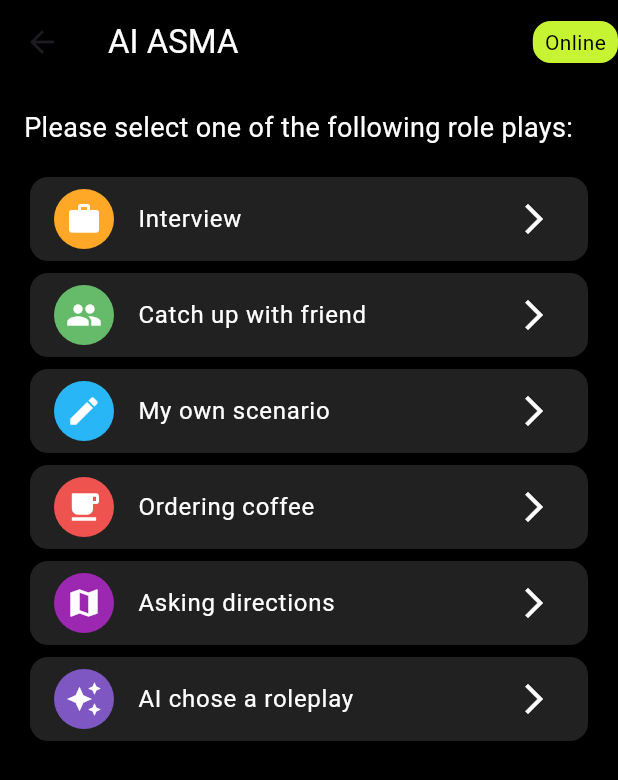
After one commit to faridrazza/frontapp, a Flutter app: the HomeScreen screen opened directly, after a tap on "Speak with AI", on a phone screen of 412 x 824 dp. The commit adds this screen. Shown: the top 780 px of the screen. Run offline on Flutter 3.47's test engine with Material 3 defaults, Android fonts, the phone set to English and light mode, and no system bars; our stand-ins replace dio, equatable, flutter_bloc, flutter_secure_storage, google_fonts, intl_phone_number_input and 2 more; missing offline and left inert: flutter_sound; accounts and stored records are empty.

Commit message:
speak with ai home screen

```diff
--- a/lib/core/services/api_service.dart
+++ b/lib/core/services/api_service.dart
@@ -109,4 +109,30 @@ class ApiService {
       throw Exception('Error fetching profile: $e');
     }
   }
+
+
+
+  Future<Map<String, dynamic>> startRoleplay(String scenario) async {
+    try {
+      final token = await _storage.read(key: 'auth_token');
+      final response = await _dio.post(
+        '$_baseUrl/api/ai-speak/start-roleplay',
+        data: {'scenario': scenario},
+        options: Options(headers: {'Authorization': 'Bearer $token'}),
+      );
+
+      if (response.statusCode == 200) {
+        return {
+          'conversationId': response.data['conversationId'],
+          'initialPrompt': response.data['initialPrompt'],
+          'audioBuffer': response.data['audioBuffer'],
+          'wsUrl': response.data['wsUrl'],
+        };
+      } else {
+        throw Exception('Failed to start roleplay');
+      }
+    } catch (e) {
+      throw Exception('Error starting roleplay: $e');
+    }
+  }
 }
--- a/lib/features/auth/presentation/screens/home_screen.dart
+++ b/lib/features/auth/presentation/screens/home_screen.dart
@@ -1,6 +1,11 @@
 import 'package:flutter/material.dart';
 import 'package:flutter/services.dart';
 import 'package:frontapp/core/services/api_service.dart';
+import 'package:frontapp/features/speak_with_ai/presentation/screens/speak_with_ai_screen.dart';
+import 'package:flutter_bloc/flutter_bloc.dart';
+import 'package:frontapp/features/speak_with_ai/presentation/bloc/speak_with_ai_bloc.dart';
+import 'package:frontapp/features/speak_with_ai/domain/repositories/speak_with_ai_repository.dart';
+import 'package:frontapp/core/services/websocket_service.dart';
 import 'package:google_fonts/google_fonts.dart';
 
 class HomeScreen extends StatefulWidget {
@@ -152,7 +157,27 @@ class _HomeScreenState extends State<HomeScreen> {
   }
 
   Widget _buildFeatureButton(String label, Color color, IconData icon) {
-    return Container(
+    return GestureDetector(
+      onTap: () {
+        if (label == 'Speak with AI') {
+          Navigator.push(
+            context,
+            MaterialPageRoute(
+              builder: (context) => BlocProvider(
+                create: (context) => SpeakWithAIBloc(
+                  SpeakWithAIRepository(
+                    ApiService(),
+                    WebSocketService(),
+                  ),
+                ),
+                child: SpeakWithAIScreen(),
+              ),
+            ),
+          );
+        }
+        // Add other feature navigations here when implemented
+      },
+      child: Container(
         decoration: BoxDecoration(
           color: color,
           borderRadius: BorderRadius.circular(24),
@@ -188,6 +213,7 @@ class _HomeScreenState extends State<HomeScreen> {
               child: Icon(Icons.arrow_forward, size: 20, color: Colors.black),
             ),
           ],
+        ),
       ),
     );
   }
--- /dev/null
+++ b/lib/features/speak_with_ai/domain/models/message.dart
@@ -0,0 +1,9 @@
+enum MessageType { user, ai }
+
+class Message {
+  final String content;
+  final MessageType type;
+  final String? audioBuffer;
+
+  Message({required this.content, required this.type, this.audioBuffer});
+}
--- /dev/null
+++ b/lib/features/speak_with_ai/domain/repositories/speak_with_ai_repository.dart
@@ -0,0 +1,32 @@
+import 'package:frontapp/core/services/api_service.dart';
+import 'package:frontapp/core/services/websocket_service.dart';
+import '../models/conversation.dart';
+import 'dart:convert';
+
+class SpeakWithAIRepository {
+  final ApiService _apiService;
+  final WebSocketService _webSocketService;
+
+  SpeakWithAIRepository(this._apiService, this._webSocketService);
+
+  Future<Map<String, dynamic>> startRoleplay(String scenario) async {
+    return await _apiService.startRoleplay(scenario);
+  }
+
+  Future<void> connectWebSocket(String url) async {
+    await _webSocketService.connect(url);
+  }
+
+  void sendMessage(String conversationId, String message) {
+    _webSocketService.send(jsonEncode({
+      'conversationId': conversationId,
+      'userMessage': message,
+    }));
+  }
+
+  Stream<dynamic> get aiResponses => _webSocketService.stream;
+
+  void closeWebSocket() {
+    _webSocketService.close();
+  }
+}
--- /dev/null
+++ b/lib/features/speak_with_ai/presentation/bloc/speak_with_ai_bloc.dart
@@ -0,0 +1,54 @@
+import 'package:flutter_bloc/flutter_bloc.dart';
+import '../../domain/repositories/speak_with_ai_repository.dart';
+import 'speak_with_ai_event.dart';
+import 'speak_with_ai_state.dart';
+import '../../domain/models/message.dart';
+
+class SpeakWithAIBloc extends Bloc<SpeakWithAIEvent, SpeakWithAIState> {
+  final SpeakWithAIRepository _repository;
+
+  SpeakWithAIBloc(this._repository) : super(SpeakWithAIInitial()) {
+    on<StartRoleplay>(_onStartRoleplay);
+    on<SendMessage>(_onSendMessage);
+    on<ReceiveMessage>(_onReceiveMessage);
+    on<EndRoleplay>(_onEndRoleplay);
+  }
+
+  void _onStartRoleplay(StartRoleplay event, Emitter<SpeakWithAIState> emit) async {
+    emit(SpeakWithAILoading());
+    try {
+      final response = await _repository.startRoleplay(event.scenario);
+      await _repository.connectWebSocket(response['wsUrl']);
+      emit(SpeakWithAIConversation(
+        conversationId: response['conversationId'],
+        messages: [Message(content: response['initialPrompt'], type: MessageType.ai, audioBuffer: response['audioBuffer'])],
+      ));
+    } catch (e) {
+      emit(SpeakWithAIError(e.toString()));
+    }
+  }
+
+  void _onSendMessage(SendMessage event, Emitter<SpeakWithAIState> emit) {
+    if (state is SpeakWithAIConversation) {
+      final currentState = state as SpeakWithAIConversation;
+      _repository.sendMessage(currentState.conversationId, event.message);
+      emit(currentState.copyWith(
+        messages: [...currentState.messages, Message(content: event.message, type: MessageType.user)],
+      ));
+    }
+  }
+
+  void _onReceiveMessage(ReceiveMessage event, Emitter<SpeakWithAIState> emit) {
+    if (state is SpeakWithAIConversation) {
+      final currentState = state as SpeakWithAIConversation;
+      emit(currentState.copyWith(
+        messages: [...currentState.messages, Message(content: event.message, type: MessageType.ai, audioBuffer: event.audioBuffer)],
+      ));
+    }
+  }
+
+  void _onEndRoleplay(EndRoleplay event, Emitter<SpeakWithAIState> emit) {
+    _repository.closeWebSocket();
+    emit(SpeakWithAIEnded(feedback: event.feedback));
+  }
+}
--- /dev/null
+++ b/lib/features/speak_with_ai/presentation/bloc/speak_with_ai_event.dart
@@ -0,0 +1,45 @@
+import 'package:equatable/equatable.dart';
+
+abstract class SpeakWithAIEvent extends Equatable {
+  const SpeakWithAIEvent();
+
+  @override
+  List<Object> get props => [];
+}
+
+class StartRoleplay extends SpeakWithAIEvent {
+  final String scenario;
+
+  const StartRoleplay(this.scenario);
+
+  @override
+  List<Object> get props => [scenario];
+}
+
+class SendMessage extends SpeakWithAIEvent {
+  final String message;
+
+  const SendMessage(this.message);
+
+  @override
+  List<Object> get props => [message];
+}
+
+class ReceiveMessage extends SpeakWithAIEvent {
+  final String message;
+  final String? audioBuffer;
+
+  const ReceiveMessage(this.message, this.audioBuffer);
+
+  @override
+  List<Object> get props => [message, if (audioBuffer != null) audioBuffer!];
+}
+
+class EndRoleplay extends SpeakWithAIEvent {
+  final Map<String, dynamic> feedback;
+
+  const EndRoleplay(this.feedback);
+
+  @override
+  List<Object> get props => [feedback];
+}
--- /dev/null
+++ b/lib/features/speak_with_ai/presentation/bloc/speak_with_ai_state.dart
@@ -0,0 +1,54 @@
+import 'package:equatable/equatable.dart';
+import '../../domain/models/message.dart';
+
+abstract class SpeakWithAIState extends Equatable {
+  const SpeakWithAIState();
+
+  @override
+  List<Object> get props => [];
+}
+
+class SpeakWithAIInitial extends SpeakWithAIState {}
+
+class SpeakWithAILoading extends SpeakWithAIState {}
+
+class SpeakWithAIConversation extends SpeakWithAIState {
+  final String conversationId;
+  final List<Message> messages;
+
+  const SpeakWithAIConversation({
+    required this.conversationId,
+    required this.messages,
+  });
+
+  SpeakWithAIConversation copyWith({
+    String? conversationId,
+    List<Message>? messages,
+  }) {
+    return SpeakWithAIConversation(
+      conversationId: conversationId ?? this.conversationId,
+      messages: messages ?? this.messages,
+    );
+  }
+
+  @override
+  List<Object> get props => [conversationId, messages];
+}
+
+class SpeakWithAIEnded extends SpeakWithAIState {
+  final Map<String, dynamic> feedback;
+
+  const SpeakWithAIEnded({required this.feedback});
+
+  @override
+  List<Object> get props => [feedback];
+}
+
+class SpeakWithAIError extends SpeakWithAIState {
+  final String message;
+
+  const SpeakWithAIError(this.message);
+
+  @override
+  List<Object> get props => [message];
+}
--- /dev/null
+++ b/lib/features/speak_with_ai/presentation/screens/speak_with_ai_screen.dart
@@ -0,0 +1,72 @@
+import 'package:flutter/material.dart';
+import 'package:flutter_bloc/flutter_bloc.dart';
+import '../bloc/speak_with_ai_bloc.dart';
+import '../bloc/speak_with_ai_state.dart';
+import '../bloc/speak_with_ai_event.dart';
+import '../widgets/ai_message_bubble.dart';
+import '../widgets/user_message_bubble.dart';
+import '../widgets/role_play_options.dart';
+import '../widgets/voice_input_button.dart';
+import '../../domain/models/message.dart';
+
+class SpeakWithAIScreen extends StatelessWidget {
+  @override
+  Widget build(BuildContext context) {
+    return Scaffold(
+      backgroundColor: Colors.black,
+      appBar: AppBar(
+        backgroundColor: Colors.transparent,
+        elevation: 0,
+        title: Text('AI ASMA', style: TextStyle(color: Colors.white)),
+        actions: [
+          Container(
+            padding: EdgeInsets.symmetric(horizontal: 8, vertical: 4),
+            decoration: BoxDecoration(
+              color: Color(0xFFC6F432),
+              borderRadius: BorderRadius.circular(12),
+            ),
+            child: Text('Online', style: TextStyle(color: Colors.black)),
+          ),
+        ],
+      ),
+      body: BlocBuilder<SpeakWithAIBloc, SpeakWithAIState>(
+        builder: (context, state) {
+          if (state is SpeakWithAIInitial) {
+            return RolePlayOptions(
+              onSelectRolePlay: (scenario) {
+                context.read<SpeakWithAIBloc>().add(StartRoleplay(scenario));
+              },
+            );
+          } else if (state is SpeakWithAIConversation) {
+            return Column(
+              children: [
+                Expanded(
+                  child: ListView.builder(
+                    itemCount: state.messages.length,
+                    itemBuilder: (context, index) {
+                      final message = state.messages[index];
+                      return message.type == MessageType.ai
+                          ? AiMessageBubble(message: message)
+                          : UserMessageBubble(message: message);
+                    },
+                  ),
+                ),
+                VoiceInputButton(
+                  onRecordingComplete: (message) {
+                    context.read<SpeakWithAIBloc>().add(SendMessage(message));
+                  },
+                ),
+              ],
+            );
+          } else if (state is SpeakWithAIEnded) {
+            return Center(child: Text('Roleplay ended. Feedback: ${state.feedback}'));
+          } else if (state is SpeakWithAIError) {
+            return Center(child: Text('Error: ${state.message}'));
+          } else {
+            return Center(child: CircularProgressIndicator());
+          }
+        },
+      ),
+    );
+  }
+}
--- /dev/null
+++ b/lib/features/speak_with_ai/presentation/widgets/role_play_options.dart
@@ -0,0 +1,42 @@
+import 'package:flutter/material.dart';
+
+class RolePlayOptions extends StatelessWidget {
+  final Function(String) onSelectRolePlay;
+
+  const RolePlayOptions({Key? key, required this.onSelectRolePlay}) : super(key: key);
+
+  @override
+  Widget build(BuildContext context) {
+    return ListView(
+      padding: EdgeInsets.all(16),
+      children: [
+        Text(
+          'Please select one of the following role plays:',
+          style: TextStyle(color: Colors.white, fontSize: 18),
+        ),
+        SizedBox(height: 16),
+        _buildOptionTile('Interview', Icons.work, Color(0xFFFFA726)),
+        _buildOptionTile('Catch up with friend', Icons.people, Color(0xFF66BB6A)),
+        _buildOptionTile('My own scenario', Icons.create, Color(0xFF29B6F6)),
+        _buildOptionTile('Ordering coffee', Icons.local_cafe, Color(0xFFEF5350)),
+        _buildOptionTile('Asking directions', Icons.map, Color(0xFF9C27B0)),
+        _buildOptionTile('AI chose a roleplay', Icons.auto_awesome, Color(0xFF7E57C2)),
+      ],
+    );
+  }
+
+  Widget _buildOptionTile(String title, IconData icon, Color color) {
+    return Card(
+      color: Colors.grey[900],
+      child: ListTile(
+        leading: CircleAvatar(
+          backgroundColor: color,
+          child: Icon(icon, color: Colors.white),
+        ),
+        title: Text(title, style: TextStyle(color: Colors.white)),
+        trailing: Icon(Icons.arrow_forward_ios, color: Colors.white),
+        onTap: () => onSelectRolePlay(title),
+      ),
+    );
+  }
+}
--- a/pubspec.yaml
+++ b/pubspec.yaml
@@ -43,6 +43,10 @@ dependencies:
   http: ^0.13.5
   dio: ^5.3.2  # Add this line
   flutter_secure_storage: ^8.0.0  # Add this line
+  web_socket_channel: ^3.0.1
+  flutter_sound: ^9.2.13
+  permission_handler: ^10.0.0
+  speech_to_text: ^6.1.1
 
 dev_dependencies:
   flutter_test:
```
Also changed, not shown: lib/core/services/websocket_service.dart (added, +19 -0 lines), lib/core/utils/audio_utils.dart (added, +30 -0 lines), lib/features/speak_with_ai/domain/models/conversation.dart (added, +8 -0 lines), lib/features/speak_with_ai/presentation/widgets/ai_message_bubble.dart (added, +49 -0 lines), lib/features/speak_with_ai/presentation/widgets/user_message_bubble.dart (added, +39 -0 lines), lib/features/speak_with_ai/presentation/widgets/voice_input_button.dart (added, +66 -0 lines), 1 other file. Lines whose indentation alone changed are shown as unchanged.
